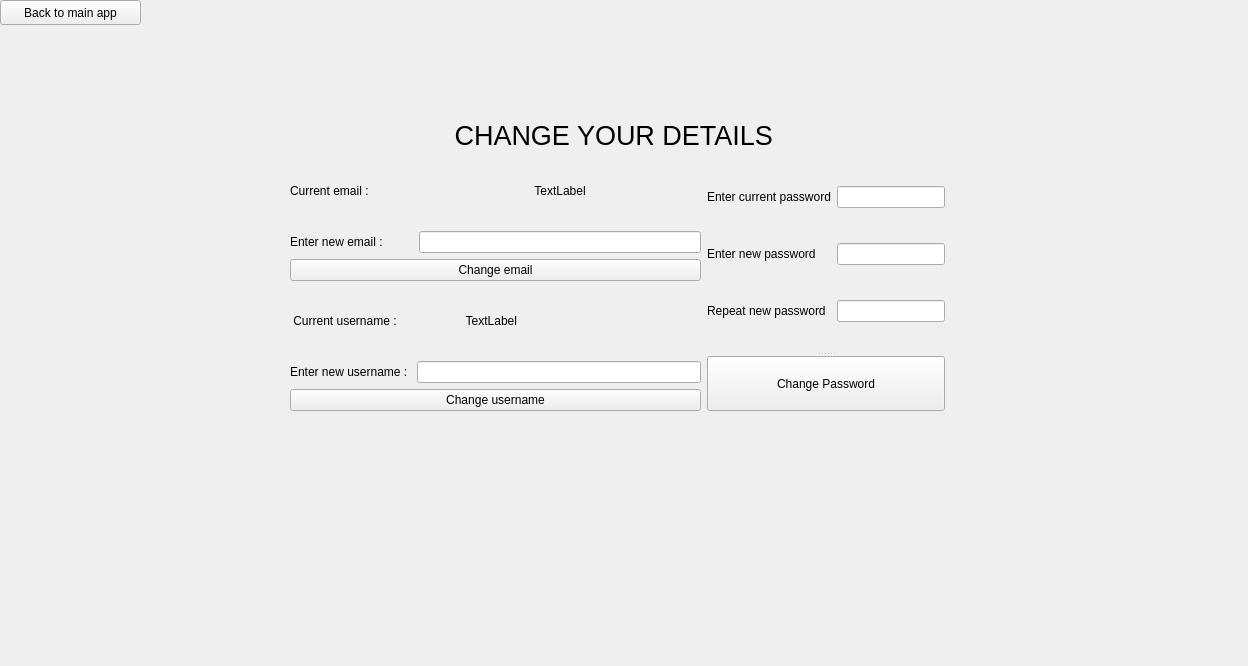
Above: editaccountdetailswindow.ui from GerardJarzebak/chat before the change. Below: the same form after it.
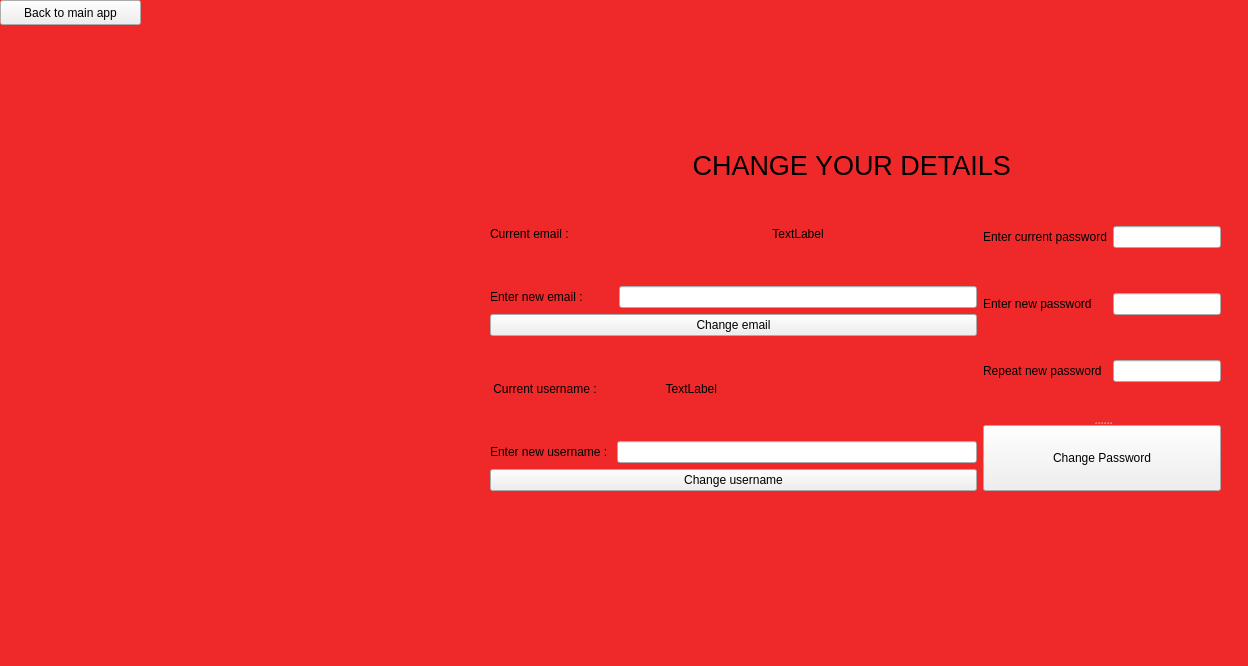
That is the form after the change. Icons and pictures are not drawn.

```diff
--- a/editaccountdetailswindow.ui
+++ b/editaccountdetailswindow.ui
@@ -20,7 +20,8 @@
    <string notr="true">#editaccountdetailswindow
 {
  
-	background-image: url(:/images/images/bluebg.png);
+	
+	background-color: rgb(239, 41, 41);
 }</string>
   </property>
   <widget class="QPushButton" name="backButton">
@@ -39,10 +40,10 @@
   <widget class="QWidget" name="layoutWidget">
    <property name="geometry">
     <rect>
-     <x>290</x>
-     <y>120</y>
-     <width>655</width>
-     <height>311</height>
+     <x>490</x>
+     <y>150</y>
+     <width>731</width>
+     <height>361</height>
     </rect>
    </property>
    <layout class="QVBoxLayout" name="verticalLayout_4">
@@ -53,6 +54,12 @@
         <pointsize>20</pointsize>
        </font>
       </property>
+      <property name="styleSheet">
+       <string notr="true">#label
+{
+	background-color: rgb(239, 41, 41);
+}</string>
+      </property>
       <property name="text">
        <string>CHANGE YOUR DETAILS </string>
       </property>
@@ -198,6 +205,12 @@
     </item>
     <item>
      <widget class="QLabel" name="label_10">
+      <property name="styleSheet">
+       <string notr="true">#label_10
+{
+	background-color: rgb(239, 41, 41);
+}</string>
+      </property>
       <property name="text">
        <string/>
       </property>
```
Left out of the diff: 20 changed lines with no effect on the pictures.
